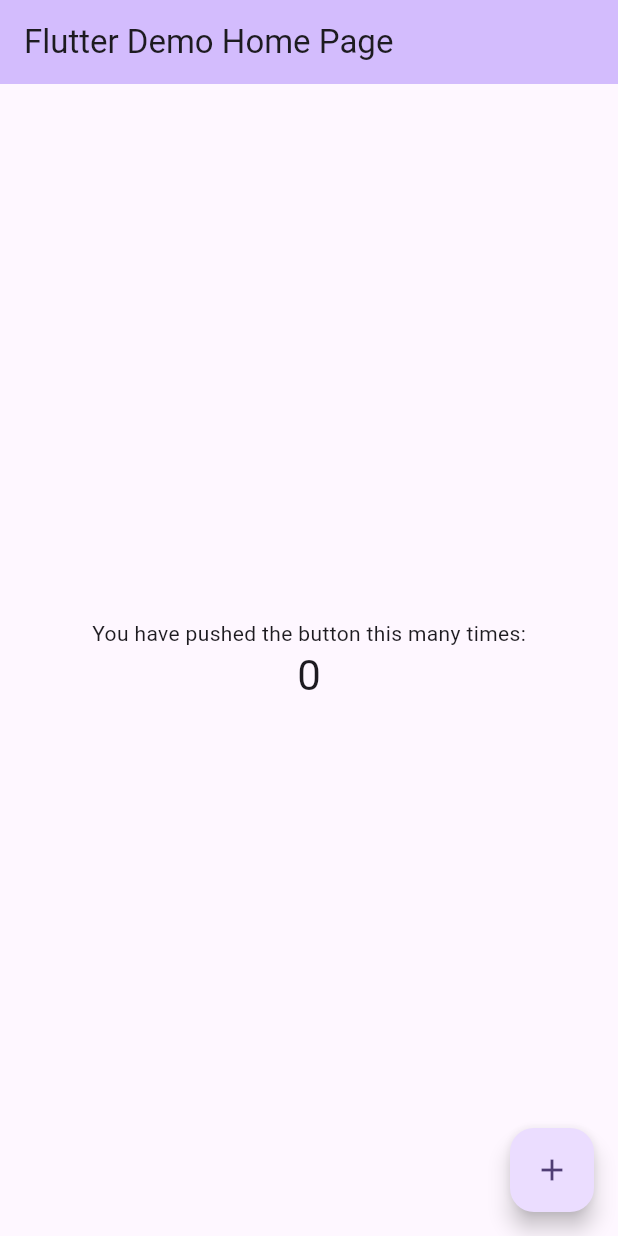
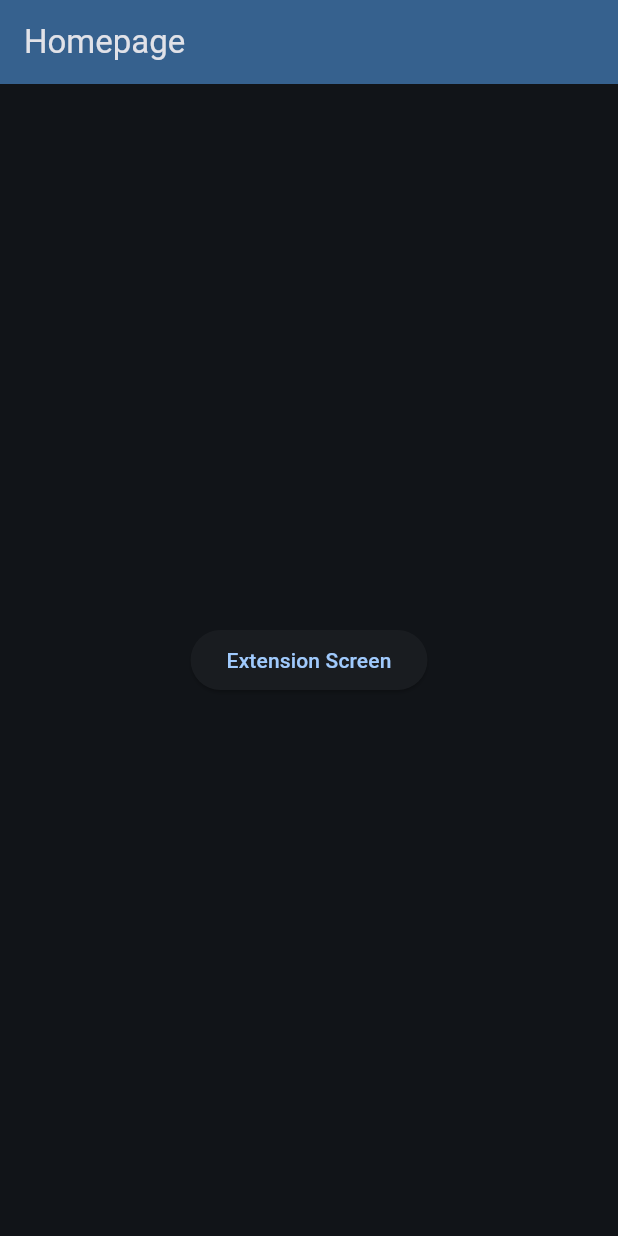
Before and after one commit to cowbear6598/flutter_youtube, a Flutter app: the screen it shows after launch, on a phone screen of 412 x 824 dp. Run offline on Flutter 3.47's test engine with Material 2 defaults, Android fonts, the phone set to English and light mode, and no system bars; our stand-ins replace go_router.

Commit message:
feat: add go_router

```diff
--- /dev/null
+++ b/lib/go_router/app_router.dart
@@ -0,0 +1,16 @@
+import 'package:flutter_youtube/main.dart';
+import 'package:flutter_youtube/screens/extension_screen.dart';
+import 'package:go_router/go_router.dart';
+
+final router = GoRouter(
+  routes: [
+    GoRoute(
+      path: '/',
+      builder: (context, state) => const MyHomePage(title: "Homepage"),
+    ),
+    GoRoute(
+      path: '/extension',
+      builder: (context, state) => const ExtensionScreen(),
+    ),
+  ],
+);
--- a/lib/main.dart
+++ b/lib/main.dart
@@ -1,6 +1,6 @@
 import 'package:flutter/material.dart';
-import 'package:flutter_youtube/extensions/int_extensions.dart';
-import 'package:flutter_youtube/extensions/schemas/user.dart';
+import 'package:flutter_youtube/go_router/app_router.dart';
+import 'package:go_router/go_router.dart';
 
 void main() {
   runApp(const MyApp());
@@ -11,19 +11,16 @@ class MyApp extends StatelessWidget {
 
   @override
   Widget build(BuildContext context) {
-    int a = 90;
-    User user = User(last_login_time: 1634160000);
-
-    print(user.last_login_time.toHour());
-    print(a.toHour());
-
-    return MaterialApp(
+    return MaterialApp.router(
       title: 'Flutter Demo',
       theme: ThemeData(
-        colorScheme: ColorScheme.fromSeed(seedColor: Colors.deepPurple),
+        colorScheme: ColorScheme.fromSeed(
+          seedColor: Colors.blue,
+          brightness: Brightness.dark,
+        ),
         useMaterial3: true,
       ),
-      home: const MyHomePage(title: 'Flutter Demo Home Page'),
+      routerConfig: router,
     );
   }
 }
@@ -38,12 +35,8 @@ class MyHomePage extends StatefulWidget {
 }
 
 class _MyHomePageState extends State<MyHomePage> {
-  int _counter = 0;
-
-  void _incrementCounter() {
-    setState(() {
-      _counter++;
-    });
+  void _goToExtensionScreen() {
+    context.push('/extension');
   }
 
   @override
@@ -57,21 +50,13 @@ class _MyHomePageState extends State<MyHomePage> {
         child: Column(
           mainAxisAlignment: MainAxisAlignment.center,
           children: <Widget>[
-            const Text(
-              'You have pushed the button this many times:',
-            ),
-            Text(
-              '$_counter',
-              style: Theme.of(context).textTheme.headlineMedium,
+            ElevatedButton(
+              onPressed: _goToExtensionScreen,
+              child: Text("Extension Screen"),
             ),
           ],
         ),
       ),
-      floatingActionButton: FloatingActionButton(
-        onPressed: _incrementCounter,
-        tooltip: 'Increment',
-        child: const Icon(Icons.add),
-      ), // This trailing comma makes auto-formatting nicer for build methods.
     );
   }
 }
--- a/pubspec.yaml
+++ b/pubspec.yaml
@@ -31,6 +31,7 @@ dependencies:
   flutter:
     sdk: flutter
 
+  go_router: ^11.0.0
 
   # The following adds the Cupertino Icons font to your application.
   # Use with the CupertinoIcons class for iOS style icons.
```
Also changed, not shown: lib/screens/extension_screen.dart (added, +31 -0 lines), pubspec.lock.
